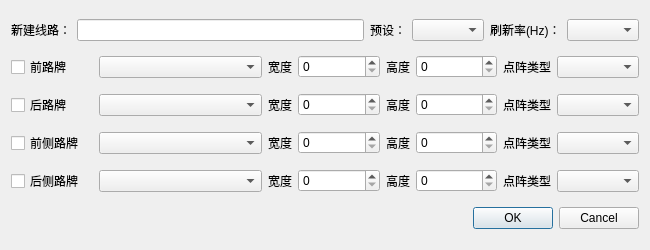
The window that QtWindows/UI_NewALine.ui (Tao68a660f3/LED_Simulator) describes before a commit, drawn with Qt 5.
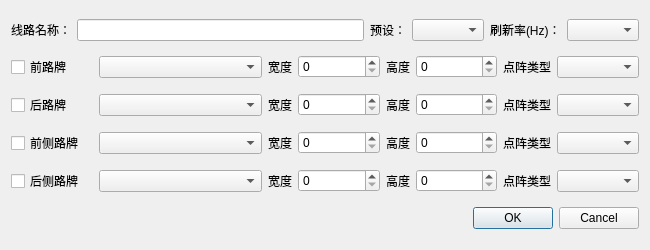
The same window after the commit.

What changed in the file:
```diff
--- a/QtWindows/UI_NewALine.ui
+++ b/QtWindows/UI_NewALine.ui
@@ -25,7 +25,7 @@
      <item>
       <widget class="QLabel" name="label">
        <property name="text">
-        <string>新建线路：</string>
+        <string>线路名称：</string>
        </property>
       </widget>
      </item>
```
